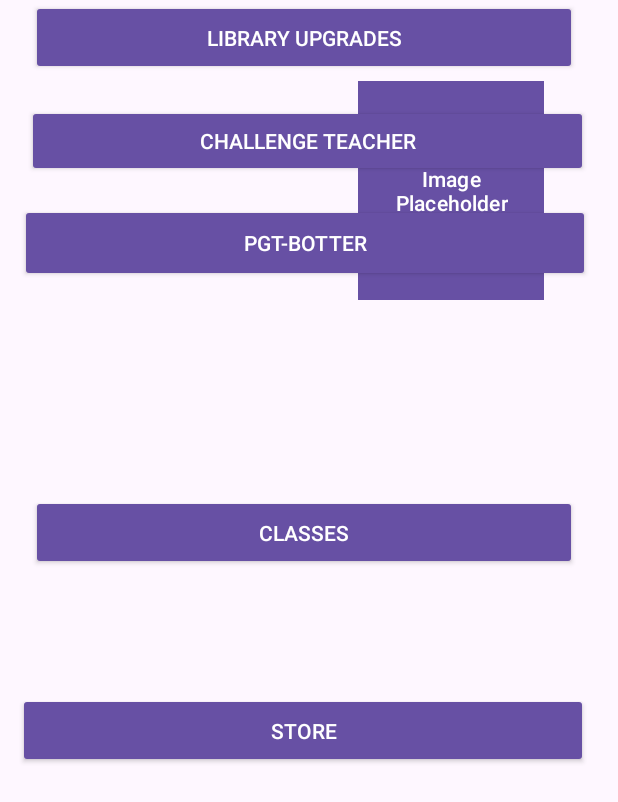
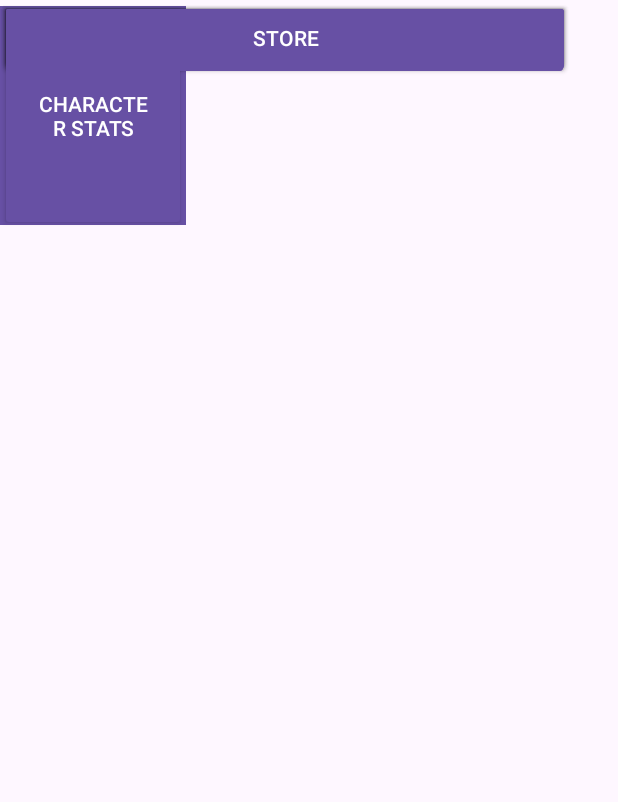
Before and after one commit to ByteBrigadeFullsail/AttackOfTheSchoolGame, an Android app: the layout menuscreen.xml on its own in the app's theme, with its tools: preview values and no code run, on a phone screen of 412 x 824 dp. Shown: the top 802 px of the screen. Run offline under Robolectric (Android 15) with nearby library versions, the phone set to English and light mode, and no system bars.

Commit message:
made it to where when you click on menu it pops up the menu selector

```diff
--- a/app/src/main/java/com/bytebrigade/attackoftheschool/gameplay/AssignmentScreen.java
+++ b/app/src/main/java/com/bytebrigade/attackoftheschool/gameplay/AssignmentScreen.java
@@ -40,7 +40,10 @@ public class AssignmentScreen extends AppCompatActivity {
         binding.menuButton.setOnClickListener(new View.OnClickListener() {
             @Override
             public void onClick(View v) {
-                Toast.makeText(AssignmentScreen.this, "Menu button clicked", Toast.LENGTH_SHORT).show();
+               // Toast.makeText(AssignmentScreen.this, "Menu button clicked", Toast.LENGTH_SHORT).show();
+                int menuscreen = R.layout.menuscreen;
+                setContentView(menuscreen);
+
             }
         });
     }
--- a/app/src/main/res/layout/activity_assignment_screen.xml
+++ b/app/src/main/res/layout/activity_assignment_screen.xml
@@ -77,7 +77,8 @@
                 app:layout_constraintEnd_toEndOf="parent"
                 app:layout_constraintBottom_toBottomOf="parent"
                 android:layout_marginBottom="5dp"
-                app:layout_constraintTop_toBottomOf="@+id/helper_button" />
+                app:layout_constraintTop_toBottomOf="@+id/helper_button"
+                style="@style/Widget.AppCompat.Button"/>
 
         <Button
                 android:id="@+id/helper_button"
--- a/app/src/main/res/layout/menuscreen.xml
+++ b/app/src/main/res/layout/menuscreen.xml
@@ -6,61 +6,46 @@
                                                    android:layout_height="match_parent">
 
     <Button
+            android:text="Character Stats"
+            android:layout_width="124dp"
+            android:layout_height="154dp" android:id="@+id/ImagePlaceHolder"
+            style="@style/Widget.AppCompat.Button"
+            tools:layout_editor_absoluteY="26dp" tools:layout_editor_absoluteX="50dp"/>
+    <Button
+            android:text="PGT-Botter"
+            android:layout_width="380dp"
+            android:layout_height="52dp" android:id="@+id/button4"
+            style="@style/Widget.AppCompat.Button"
+            tools:layout_editor_absoluteY="614dp" tools:layout_editor_absoluteX="15dp"/>
+    <Button
+            android:text="Challenge Teacher"
+            android:layout_width="379dp"
+            android:layout_height="48dp" android:id="@+id/button5"
+            style="@style/Widget.AppCompat.Button"
+            tools:layout_editor_absoluteY="536dp" tools:layout_editor_absoluteX="16dp"/>
+    <Button
+            android:text="Library Upgrades"
+            android:layout_width="379dp"
+            android:layout_height="53dp" android:id="@+id/LibraryUpgrades" tools:layout_editor_absoluteY="447dp"
+            style="@style/Widget.AppCompat.Button"
+            tools:layout_editor_absoluteX="16dp"/>
+    <Button
             android:text="Classes"
-            android:layout_width="364dp"
-            android:layout_height="50dp" android:id="@+id/button6"
-            style="@style/Widget.AppCompat.Button" android:layout_marginEnd="27dp"
-            app:layout_constraintEnd_toEndOf="parent" app:layout_constraintStart_toStartOf="parent"
-            android:layout_marginStart="20dp" android:layout_marginTop="126dp"
-            app:layout_constraintTop_toBottomOf="@+id/button7"/>
+            android:layout_width="378dp"
+            android:layout_height="50dp" android:id="@+id/Classes"
+            style="@style/Widget.AppCompat.Button"
+            tools:layout_editor_absoluteY="372dp" tools:layout_editor_absoluteX="28dp"/>
     <Button
             android:text="Store"
             android:layout_width="380dp"
             android:layout_height="50dp" android:id="@+id/button3"
             style="@style/Widget.AppCompat.Button"
-            app:layout_constraintBottom_toBottomOf="parent" android:layout_marginBottom="64dp"
-            android:layout_marginTop="26dp" app:layout_constraintTop_toBottomOf="@+id/button4"
-            android:layout_marginEnd="20dp" app:layout_constraintEnd_toEndOf="parent"
-            app:layout_constraintStart_toStartOf="parent" android:layout_marginStart="11dp"/>
-    <Button
-            android:text="PGT-Botter"
-            android:layout_width="380dp"
-            android:layout_height="52dp" android:id="@+id/button4"
-            style="@style/Widget.AppCompat.Button" android:layout_marginEnd="18dp"
-            app:layout_constraintEnd_toEndOf="parent" android:layout_marginTop="18dp"
-            app:layout_constraintTop_toBottomOf="@+id/button5" app:layout_constraintStart_toStartOf="parent"
-            android:layout_marginStart="13dp"
-            app:layout_constraintHorizontal_bias="0.0"/>
-    <Button
-            android:text="Challenge Teacher"
-            android:layout_width="374dp"
-            android:layout_height="48dp" android:id="@+id/button5"
-            style="@style/Widget.AppCompat.Button" android:layout_marginEnd="20dp"
-            app:layout_constraintEnd_toEndOf="parent" app:layout_constraintStart_toStartOf="parent"
-            android:layout_marginStart="17dp" android:layout_marginBottom="18dp"
-            app:layout_constraintBottom_toTopOf="@+id/button4" android:layout_marginTop="20dp"
-            app:layout_constraintTop_toBottomOf="@+id/button6"/>
-    <Button
-            android:text="Library Upgrades"
-            android:layout_width="364dp"
-            android:layout_height="50dp" android:id="@+id/button6" tools:layout_editor_absoluteY="404dp"
-            style="@style/Widget.AppCompat.Button" android:layout_marginEnd="27dp"
-            app:layout_constraintEnd_toEndOf="parent" app:layout_constraintStart_toStartOf="parent"
-            android:layout_marginStart="20dp"/>
-    <Button
-            android:text="Character Stats"
-            android:layout_width="124dp"
-            android:layout_height="154dp" android:id="@+id/button7"
-            style="@style/Widget.AppCompat.Button" app:layout_constraintStart_toStartOf="parent"
-            android:layout_marginStart="28dp" app:layout_constraintEnd_toStartOf="@+id/button7"
-            android:layout_marginEnd="86dp" android:layout_marginBottom="200dp"
-            app:layout_constraintBottom_toTopOf="@+id/button6" app:layout_constraintHorizontal_bias="0.0"/>
+            tools:layout_editor_absoluteY="699dp" tools:layout_editor_absoluteX="15dp"/>
     <Button
             android:text="Image Placeholder"
             android:layout_width="124dp"
-            android:layout_height="154dp" android:id="@+id/button7"
+            android:layout_height="154dp" android:id="@+id/Stats"
             app:cornerRadius="@null"
-            app:shapeAppearance="?android:attr/windowTitleStyle" android:layout_marginEnd="49dp"
-            app:layout_constraintEnd_toEndOf="parent" app:layout_constraintTop_toTopOf="parent"
-            android:layout_marginTop="50dp"/>
+            app:shapeAppearance="?android:attr/windowTitleStyle"
+            tools:layout_editor_absoluteY="16dp" tools:layout_editor_absoluteX="283dp"/>
 </androidx.constraintlayout.widget.ConstraintLayout>
```
Also changed, not shown: gradle/wrapper/gradle-wrapper.properties.
